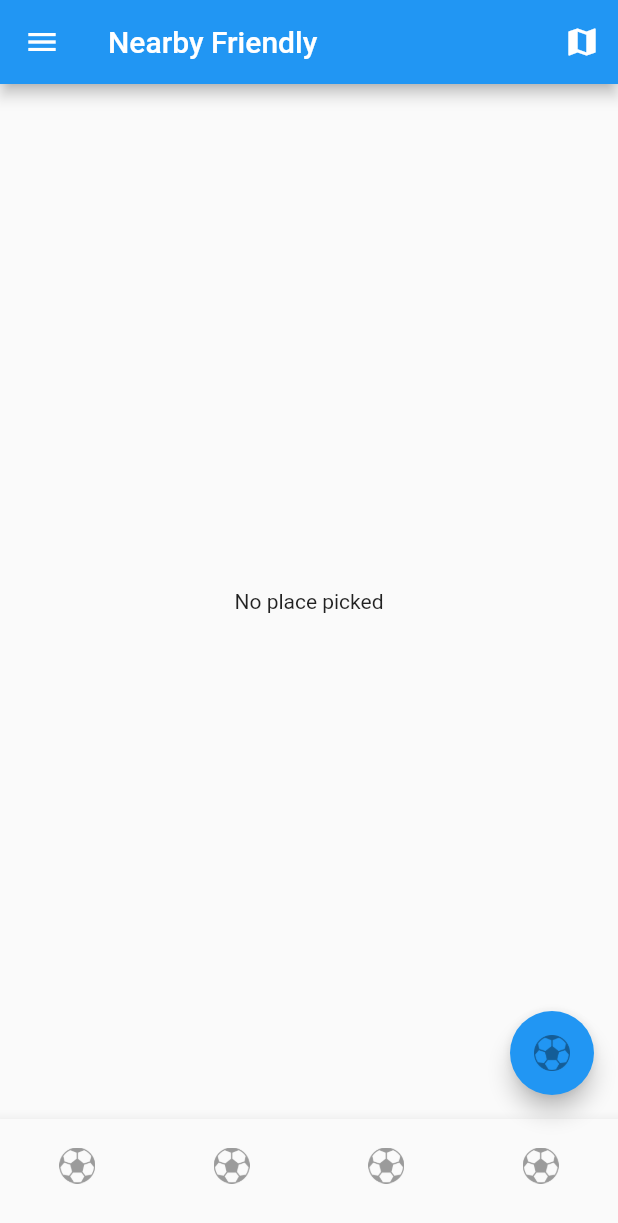
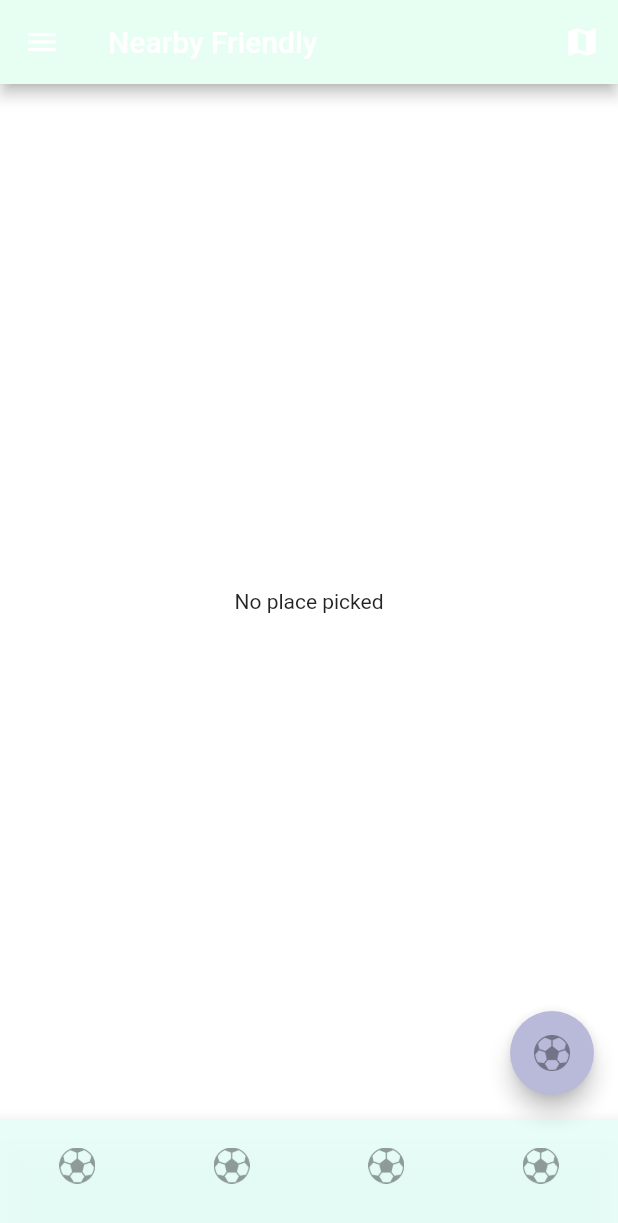
Before and after one commit to jarias14/nearbyfriendlyapp, a Flutter app: the screen it shows after launch, on a phone screen of 412 x 824 dp. Shown: the top 1223 px of the screen. Run offline on Flutter 3.47's test engine with Material 2 defaults, Android fonts, the phone set to English and light mode, and no system bars; missing offline and left inert: flutter_places_dialog.

Commit message:
adding themedata styling

```diff
--- a/lib/main.dart
+++ b/lib/main.dart
@@ -2,6 +2,7 @@ import 'package:flutter/material.dart';
 import 'package:flutter/services.dart';
 import 'package:flutter_places_dialog/flutter_places_dialog.dart';
 import 'package:nearbyfriendlyapp/view/icons/sports_icons.dart';
+import 'package:nearbyfriendlyapp/view/styles/theme_data.dart';
 import 'package:nearbyfriendlyapp/models/match.dart';
 import 'package:nearbyfriendlyapp/view/providers/bottom_navigation_bar_provider.dart';
 import 'package:nearbyfriendlyapp/view/providers/title_text_container_provider.dart';
@@ -16,6 +17,8 @@ class MyApp extends StatefulWidget {
   _MyAppState createState() => new _MyAppState();
 
 }
+
+final ThemeData themeData = FirstTheme.buildFirstThemeData;
 
 
 class _MyAppState extends State<MyApp> {
@@ -123,6 +126,7 @@ class _MyAppState extends State<MyApp> {
           '/second': (context) => showPlacePicker(),
         },
         home: new Scaffold(
+
           appBar: new AppBar(
             title: new Text('Nearby Friendly'),
             actions: <Widget>[
@@ -145,9 +149,9 @@ class _MyAppState extends State<MyApp> {
               children: <Widget>[
                 DrawerHeader(
                   child: Text('Drawer Header'),
-                  decoration: BoxDecoration(
+                  /*decoration: BoxDecoration(
                     color: Colors.blue,
-                  ),
+                  ),*/
                 ),
                 ListTile(
                   title: Text('Item 1'),
@@ -171,6 +175,8 @@ class _MyAppState extends State<MyApp> {
                   icon:
                       ImageIcon(AssetImage('assets/graphics/001-football.png')),
                   onPressed: null)),
-        ));
+        ),
+        theme: themeData,
+    );
   }
 }
--- a/lib/view/providers/upcoming_friendly_container_provider.dart
+++ b/lib/view/providers/upcoming_friendly_container_provider.dart
@@ -31,7 +31,7 @@ class UpcomingFriendlyContainerProvider {
           crossAxisAlignment: CrossAxisAlignment.start,
           mainAxisSize: MainAxisSize.max,
           children: <Widget>[
-            match.icon,
+            Row ( children: <Widget>[match.icon, Text("6PM Sunday 10/12")]),
             Text(
               match.title,
               overflow: TextOverflow.ellipsis,
```
Also changed, not shown: lib/view/styles/colors.dart (added, +13 -0 lines), lib/view/styles/theme_data.dart (added, +19 -0 lines).
